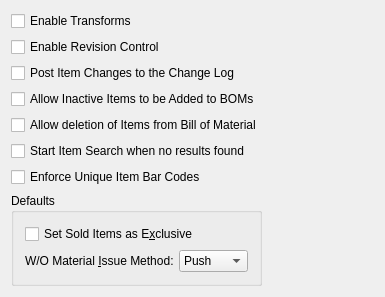
Pegasus-RPG/xtuple-client, file guiclient/configurePD.ui: the form before one commit.
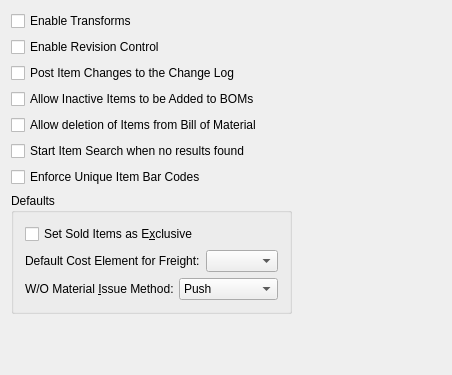
The form after the commit. Custom widgets are drawn as their Qt base class.

Commit message: Issue #26765 Landed Cost : Voucher Freight handling and item cost distribution

Diff of the .ui file:
```diff
--- a/guiclient/configurePD.ui
+++ b/guiclient/configurePD.ui
@@ -13,8 +13,8 @@
    <rect>
     <x>0</x>
     <y>0</y>
-    <width>385</width>
-    <height>266</height>
+    <width>452</width>
+    <height>375</height>
    </rect>
   </property>
   <property name="windowTitle">
@@ -89,7 +89,7 @@
               </property>
              </widget>
             </item>
-            <item row="1" column="0">
+            <item row="2" column="0">
              <layout class="QHBoxLayout" name="_2">
               <property name="spacing">
                <number>5</number>
@@ -125,6 +125,27 @@
               </item>
              </layout>
             </item>
+            <item row="1" column="0">
+             <layout class="QHBoxLayout" name="horizontalLayout_2">
+              <item>
+               <widget class="XLabel" name="_freightCostElementDefaultLit">
+                <property name="text">
+                 <string>Default Cost Element for Freight:</string>
+                </property>
+               </widget>
+              </item>
+              <item>
+               <widget class="XComboBox" name="_freightCostElementDefault">
+                <property name="allowNull">
+                 <bool>true</bool>
+                </property>
+                <property name="defaultCode">
+                 <enum>XComboBox::None</enum>
+                </property>
+               </widget>
+              </item>
+             </layout>
+            </item>
            </layout>
           </widget>
          </item>
@@ -163,6 +184,18 @@
   </layout>
  </widget>
  <layoutdefault spacing="6" margin="11"/>
+ <customwidgets>
+  <customwidget>
+   <class>XComboBox</class>
+   <extends>QComboBox</extends>
+   <header>xcombobox.h</header>
+  </customwidget>
+  <customwidget>
+   <class>XLabel</class>
+   <extends>QLabel</extends>
+   <header>xlabel.h</header>
+  </customwidget>
+ </customwidgets>
  <resources/>
  <connections/>
 </ui>
```
The commit also changes 9 other files.
